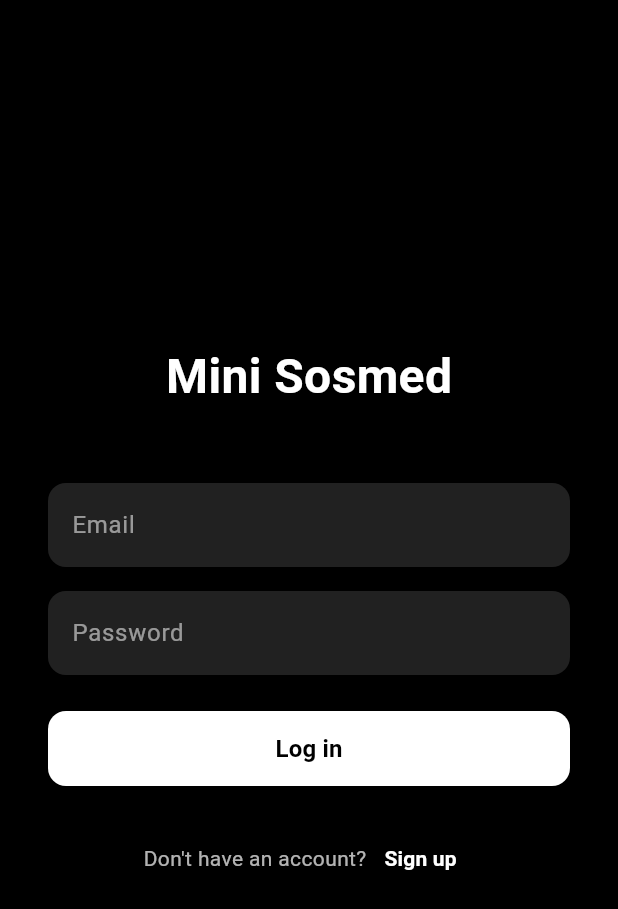
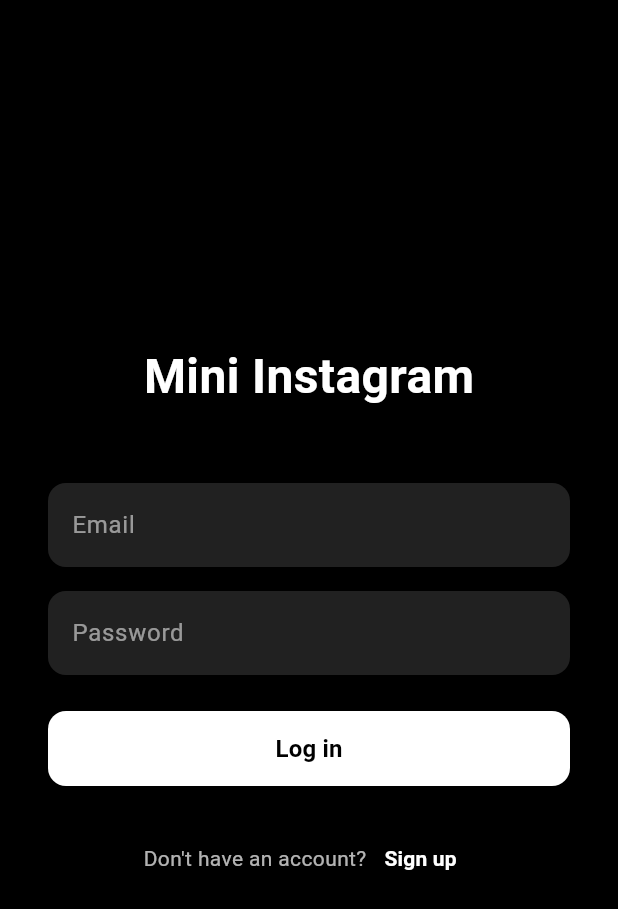
Before and after one commit to AzkaAzkun/mini_sosmed_app, a Flutter app: the screen it shows after launch, on a phone screen of 412 x 824 dp. Shown: the top 909 px of the screen. Run offline on Flutter 3.47's test engine with Material 3 defaults, Android fonts, the phone set to English and light mode, and no system bars; our stand-ins replace cloud_firestore, firebase_auth, firebase_core, firebase_storage, flutter_local_notifications, geocoding and 3 more; accounts and stored records are empty.

Commit message:
feat: something

```diff
--- a/lib/main.dart
+++ b/lib/main.dart
@@ -22,7 +22,7 @@ class MyApp extends StatelessWidget {
   @override
   Widget build(BuildContext context) {
     return MaterialApp(
-      title: 'Mini Sosmed',
+      title: 'Mini Instagram',
       debugShowCheckedModeBanner: false,
       theme: ThemeData.dark().copyWith(
         scaffoldBackgroundColor: Colors.black,
--- a/lib/screens/auth/login_screen.dart
+++ b/lib/screens/auth/login_screen.dart
@@ -67,7 +67,7 @@ class _LoginScreenState extends State<LoginScreen> {
               children: [
                 // Logo or App Name
                 const Text(
-                  'Mini Sosmed',
+                  'Mini Instagram',
                   style: TextStyle(
                     fontSize: 32,
                     fontWeight: FontWeight.bold,
--- a/lib/screens/feed/feed_screen.dart
+++ b/lib/screens/feed/feed_screen.dart
@@ -3,7 +3,6 @@ import 'package:mini_sosmed_app/models/post_model.dart';
 import 'package:mini_sosmed_app/models/story_model.dart';
 import 'package:mini_sosmed_app/screens/notifications/notification_screen.dart';
 import 'package:mini_sosmed_app/screens/story/create_story_screen.dart';
-import 'package:mini_sosmed_app/screens/profile/post_detail_screen.dart';
 import 'package:mini_sosmed_app/screens/profile/profile_screen.dart';
 import 'package:mini_sosmed_app/screens/story/story_viewer_screen.dart';
 import 'package:mini_sosmed_app/services/db_service.dart';
@@ -28,7 +27,7 @@ class _FeedScreenState extends State<FeedScreen> {
 
     return Scaffold(
       appBar: AppBar(
-        title: const Text('Feed'),
+        title: const Text('Mini Instagram'),
         automaticallyImplyLeading: false,
         actions: [
           IconButton(
@@ -267,7 +266,7 @@ class _PostCard extends StatelessWidget {
               height: 200,
               width: double.infinity,
               color: Colors.black12,
-              child: const Center(
+              child: Center(
                 child: Column(
                   mainAxisSize: MainAxisSize.min,
                   children: [
@@ -278,7 +277,7 @@ class _PostCard extends StatelessWidget {
               ),
             ),
           if (post.createdAt == DateTime.now())
-            Text('Baru saja'),
+            Text('Baru saja')
           else
             Text(post.createdAt.toString()),
           // Caption
--- a/lib/services/local_notification_service.dart
+++ b/lib/services/local_notification_service.dart
@@ -76,7 +76,7 @@ class LocalNotificationService {
 
     await flutterLocalNotificationsPlugin.show(
       id: DateTime.now().millisecond,
-      title: 'Mini Sosmed',
+      title: 'Mini Instagram',
       body: message,
       notificationDetails: notificationDetails,
     );
```
Also changed, not shown: 2 other files.
